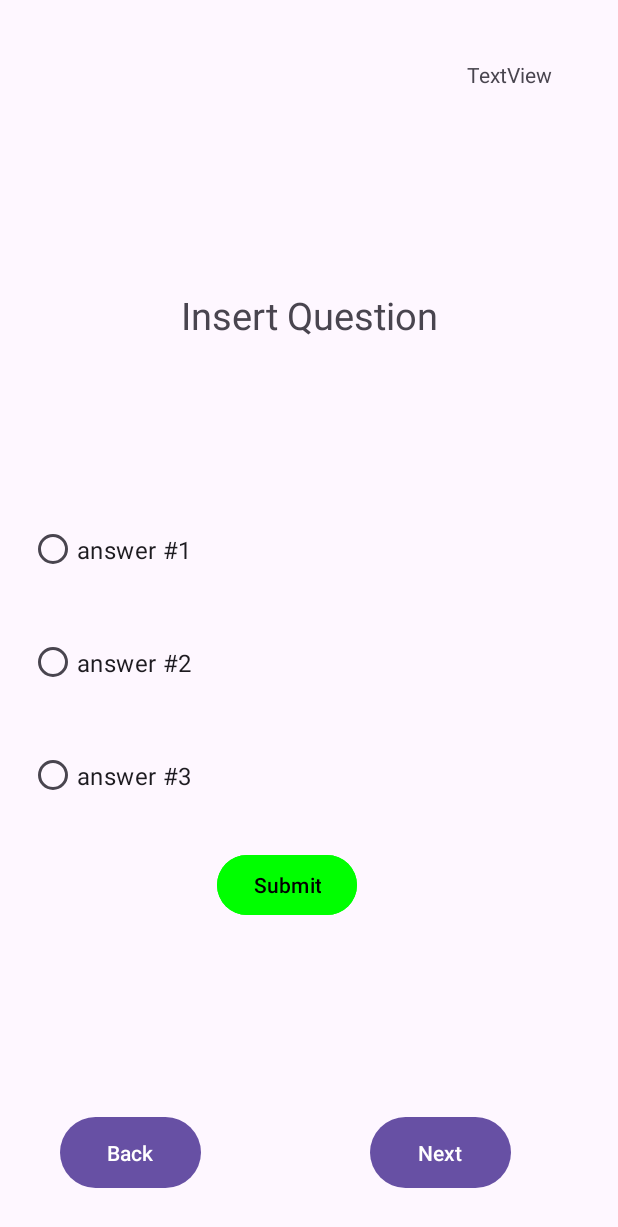
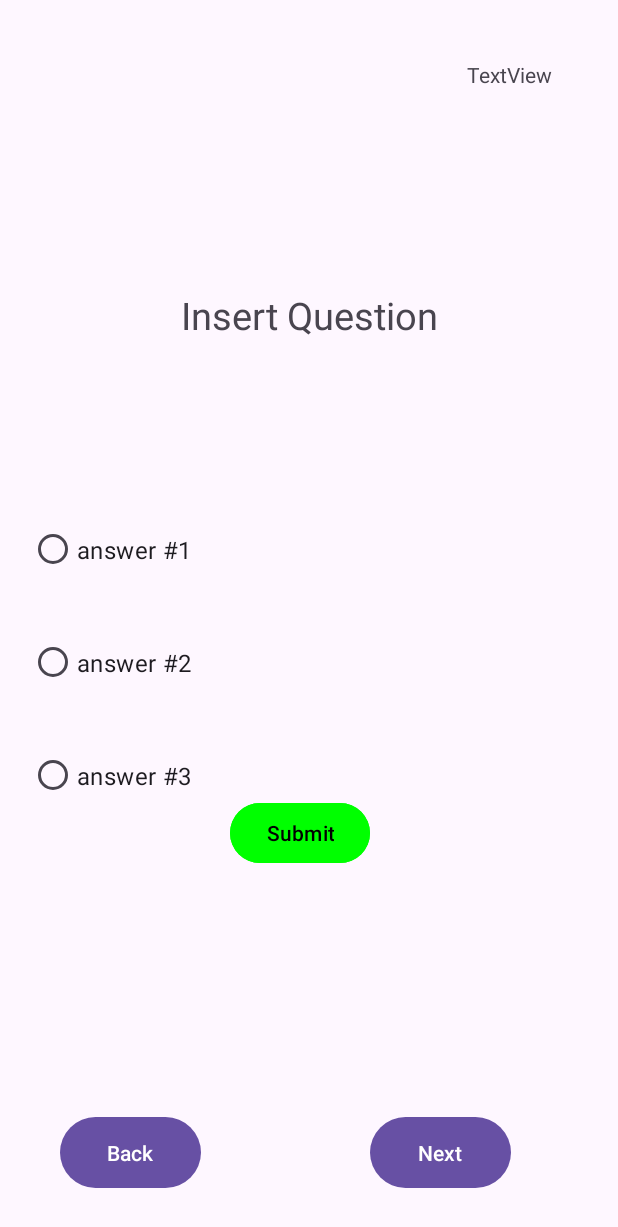
Before and after one commit to ahmedg10/DroidQuiz, an Android app: the layout activity_quiz.xml on its own in the app's theme, with its tools: preview values and no code run, on a phone screen of 412 x 824 dp. Shown: the top 1227 px of the screen. Run offline under Robolectric (Android 15) with nearby library versions, the phone set to English and light mode, and no system bars.

Commit message:
working quiz

```diff
--- a/app/src/main/res/layout/activity_quiz.xml
+++ b/app/src/main/res/layout/activity_quiz.xml
@@ -1,6 +1,4 @@
 <?xml version="1.0" encoding="utf-8"?>
-
-
 <androidx.constraintlayout.widget.ConstraintLayout xmlns:android="http://schemas.android.com/apk/res/android"
     xmlns:app="http://schemas.android.com/apk/res-auto"
     xmlns:tools="http://schemas.android.com/tools"
@@ -92,29 +90,17 @@
         app:layout_constraintTop_toTopOf="parent"
         app:layout_constraintVertical_bias="0.05" />
 
-    <androidx.constraintlayout.widget.ConstraintLayout
-        android:layout_width="match_parent"
-        android:layout_height="match_parent"
-        app:layout_constraintBottom_toBottomOf="parent"
-        app:layout_constraintEnd_toEndOf="parent"
-        app:layout_constraintStart_toStartOf="parent"
-        app:layout_constraintTop_toTopOf="parent">
 
     <Button
         android:id="@+id/submitButton"
         android:layout_width="wrap_content"
         android:layout_height="wrap_content"
-            android:layout_marginTop="566dp"
-            android:layout_marginBottom="117dp"
+        android:layout_marginTop="472dp"
+        android:backgroundTint="@color/green"
         android:text="Submit"
-            android:backgroundTint="@color/green"
         android:textColor="@color/black"
-            app:layout_constraintBottom_toBottomOf="parent"
         app:layout_constraintEnd_toEndOf="parent"
-            app:layout_constraintHorizontal_bias="0.455"
+        app:layout_constraintHorizontal_bias="0.481"
         app:layout_constraintStart_toStartOf="parent"
-            app:layout_constraintTop_toTopOf="parent"
-            app:layout_constraintVertical_bias="0.0" />
+        app:layout_constraintTop_toBottomOf="@id/num_correct" />
 </androidx.constraintlayout.widget.ConstraintLayout>
-
-</androidx.constraintlayout.widget.ConstraintLayout>
```
Also changed, not shown: app/src/main/java/edu/uw/ischool/uw2065357/droidquiz/QuizActivity.kt (+27 -7 lines). Lines whose indentation alone changed are shown as unchanged.
